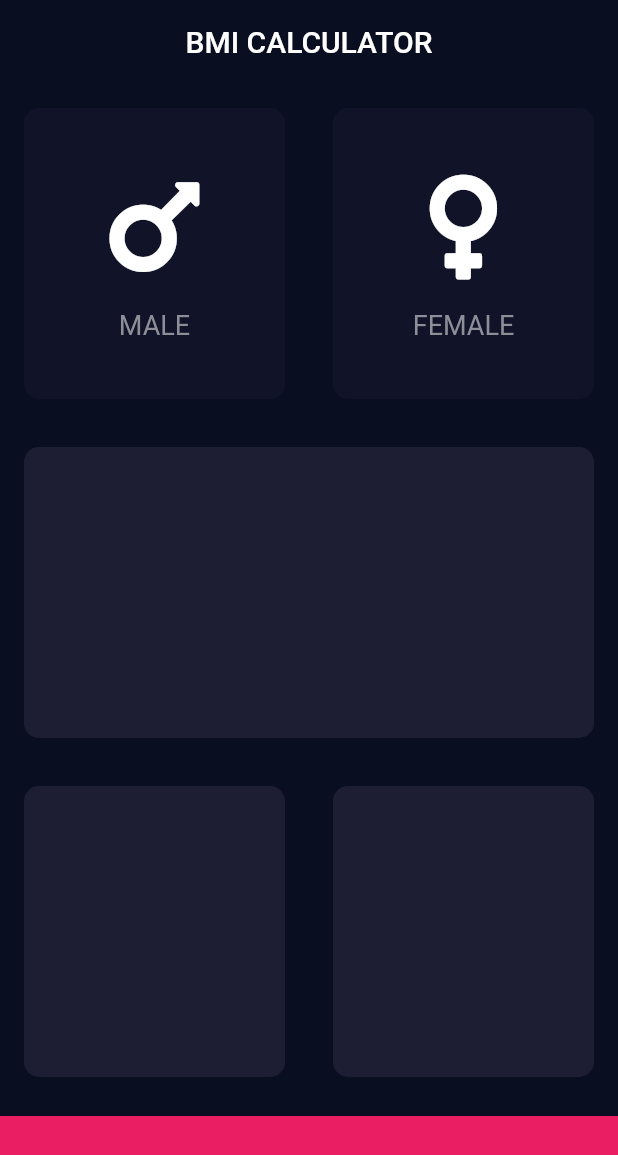
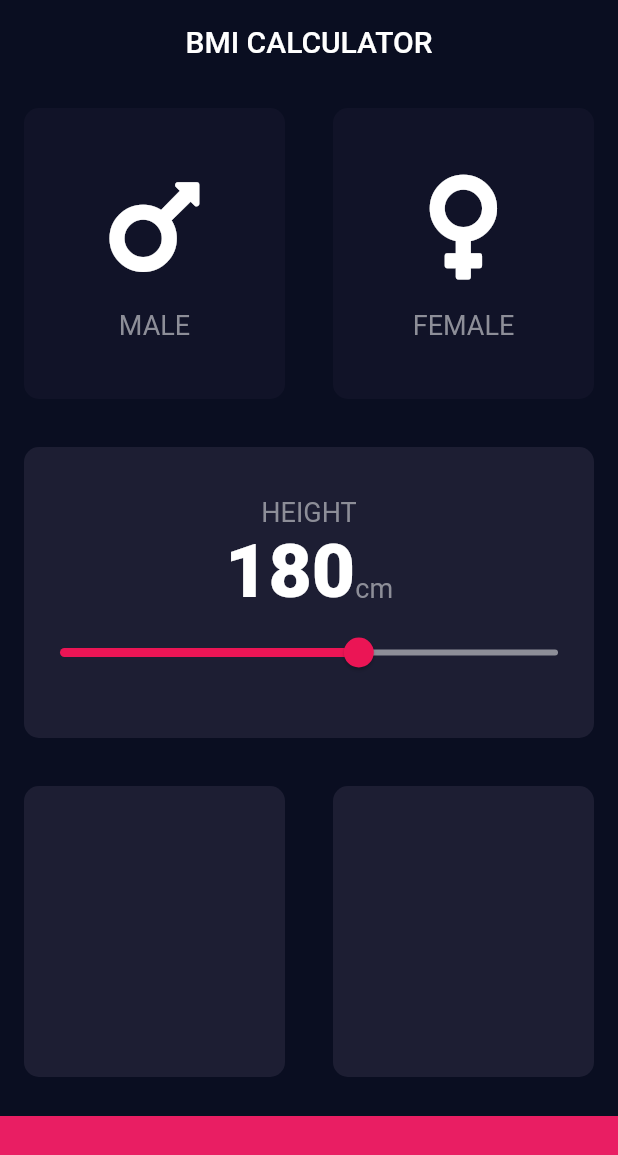
Before and after one commit to thimira24/BMI_Calculator, a Flutter app: the screen it shows after launch, on a phone screen of 412 x 824 dp. Shown: the top 1155 px of the screen. Run offline on Flutter 3.47's test engine with Material 2 defaults, Android fonts, the phone set to English and light mode, and no system bars; our stand-ins replace font_awesome_flutter.

```diff
--- /dev/null
+++ b/lib/constants.dart
@@ -0,0 +1,8 @@
+import 'package:flutter/material.dart';
+
+const kBottomContainerHeight = 80.0;
+const kActiveCardColor = Color(0xFF1D1E33);
+const kInactiveCardColor = Color(0xFF111328);
+const kBottomContainerColor = Color(0xFFe91e63);
+const kLableTextStyle = TextStyle(fontSize: 18.0, color: Color(0xFF8D8E98));
+const kNumberTextStyle = TextStyle(fontSize: 50.0, fontWeight: FontWeight.w900);
--- a/lib/icon_content.dart
+++ b/lib/icon_content.dart
@@ -1,6 +1,8 @@
 import 'package:flutter/material.dart';
 
-const lableTextStyle = TextStyle(fontSize: 18.0, color: Color(0xFF8D8E98));
+import 'constants.dart';
+
+
 
 class IconContent extends StatelessWidget {
   IconContent({this.icon, this.label});
@@ -22,7 +24,7 @@ class IconContent extends StatelessWidget {
         ),
         Text(
           label,
-          style: lableTextStyle,
+          style: kLableTextStyle,
         )
       ],
     );
--- a/lib/input_page.dart
+++ b/lib/input_page.dart
@@ -2,14 +2,11 @@ import 'package:flutter/material.dart';
 import 'package:font_awesome_flutter/font_awesome_flutter.dart';
 import 'reusable_card.dart';
 import 'icon_content.dart';
-
-const bottomContainerHeight = 80.0;
-const activeCardColor = Color(0xFF1D1E33);
-const inactiveCardColor = Color(0xFF111328);
-const bottomContainerColor = Color(0xFFe91e63);
+import 'constants.dart';
 
 enum Gender {
-  male, female,
+  male,
+  female,
 }
 
 class InputPage extends StatefulWidget {
@@ -18,8 +15,8 @@ class InputPage extends StatefulWidget {
 }
 
 class _InputPageState extends State<InputPage> {
-
   Gender selectedGender;
+  int height = 180;
 
   @override
   Widget build(BuildContext context) {
@@ -30,39 +27,38 @@ class _InputPageState extends State<InputPage> {
           centerTitle: true,
         ),
         body: Column(
+          crossAxisAlignment: CrossAxisAlignment.stretch,
           children: [
             Expanded(
               child: Row(
                 children: [
                   Expanded(
-                    child: GestureDetector(
-                      onTap: () {
+                    child: ReusableCard(
+                      onPress: () {
                         setState(() {
                           selectedGender = Gender.male;
                         });
                       },
-                      child: ReusableCard(
-                        colour: selectedGender == Gender.male ? activeCardColor : inactiveCardColor,
+                      colour: selectedGender == Gender.male
+                          ? kActiveCardColor
+                          : kInactiveCardColor,
                       cardChild: IconContent(
                         icon: FontAwesomeIcons.mars,
                         label: 'MALE',
                       ),
                     ),
                   ),
-                  ),
                   Expanded(
-                    child: GestureDetector(
-                      onTap: () {
-                        setState(() {
+                    child: ReusableCard(
+                      onPress: () {
                         selectedGender = Gender.female;
-                        });
                       },
-                      child: ReusableCard(
-                        colour: selectedGender == Gender.female ? activeCardColor : inactiveCardColor,
+                      colour: selectedGender == Gender.female
+                          ? kActiveCardColor
+                          : kInactiveCardColor,
                       cardChild: IconContent(
                         icon: FontAwesomeIcons.venus,
                         label: 'FEMALE',
-                        ),
                       ),
                     ),
                   ),
@@ -70,24 +66,59 @@ class _InputPageState extends State<InputPage> {
               ),
             ),
             Expanded(
-              child: ReusableCard(colour: activeCardColor),
+              child: ReusableCard(
+                colour: kActiveCardColor,
+                cardChild: Column(
+                  mainAxisAlignment: MainAxisAlignment.center,
+                  children: [
+                    Text(
+                      'HEIGHT',
+                      style: kLableTextStyle,
+                    ),
+                    Row(
+                      mainAxisAlignment: MainAxisAlignment.center,
+                      crossAxisAlignment: CrossAxisAlignment.baseline,
+                      textBaseline: TextBaseline.alphabetic,
+                      children: [
+                        Text(height.toString(), style: kNumberTextStyle),
+                        Text(
+                          'cm',
+                          style: kLableTextStyle,
+                        )
+                      ],
+                    ),
+                    Slider(
+                      value: height.toDouble(),
+                      min: 120.0,
+                      max: 220.0,
+                      activeColor: Color(0xFFEB1555),
+                      inactiveColor: Color(0xFF8D8E98),
+                      onChanged: (double newValue){
+                        setState(() {
+                          height = newValue.round();
+                        });
+                      },
+                    ),
+                  ],
+                ),
+              ),
             ),
             Expanded(
                 child: Row(
               children: [
                 Expanded(
-                  child: ReusableCard(colour: activeCardColor),
+                  child: ReusableCard(colour: kActiveCardColor),
                 ),
                 Expanded(
-                  child: ReusableCard(colour: activeCardColor),
+                  child: ReusableCard(colour: kActiveCardColor),
                 ),
               ],
             )),
             Container(
-              color: bottomContainerColor,
+              color: kBottomContainerColor,
               margin: EdgeInsets.only(top: 10.0),
               width: double.infinity,
-              height: bottomContainerHeight,
+              height: kBottomContainerHeight,
             ),
           ],
         ));
--- a/lib/reusable_card.dart
+++ b/lib/reusable_card.dart
@@ -2,19 +2,22 @@ import 'package:flutter/material.dart';
 
 
 class ReusableCard extends StatelessWidget {
-  ReusableCard({@required this.colour, this.cardChild});
+  ReusableCard({@required this.colour, this.cardChild, this.onPress});
 
   final Color colour;
   final Widget cardChild;
-
+  final Function onPress;
   @override
   Widget build(BuildContext context) {
-    return Container(
-      child: cardChild,
-      margin: EdgeInsets.all(16.0),
-      decoration: BoxDecoration(
-        borderRadius: BorderRadius.circular(10.0),
-        color: colour,
+    return GestureDetector(
+      onTap: onPress,
+      child: Container(
+        child: cardChild,
+        margin: EdgeInsets.all(16.0),
+        decoration: BoxDecoration(
+          borderRadius: BorderRadius.circular(10.0),
+          color: colour,
+        ),
       ),
     );
   }
```
Lines whose indentation alone changed are shown as unchanged.
